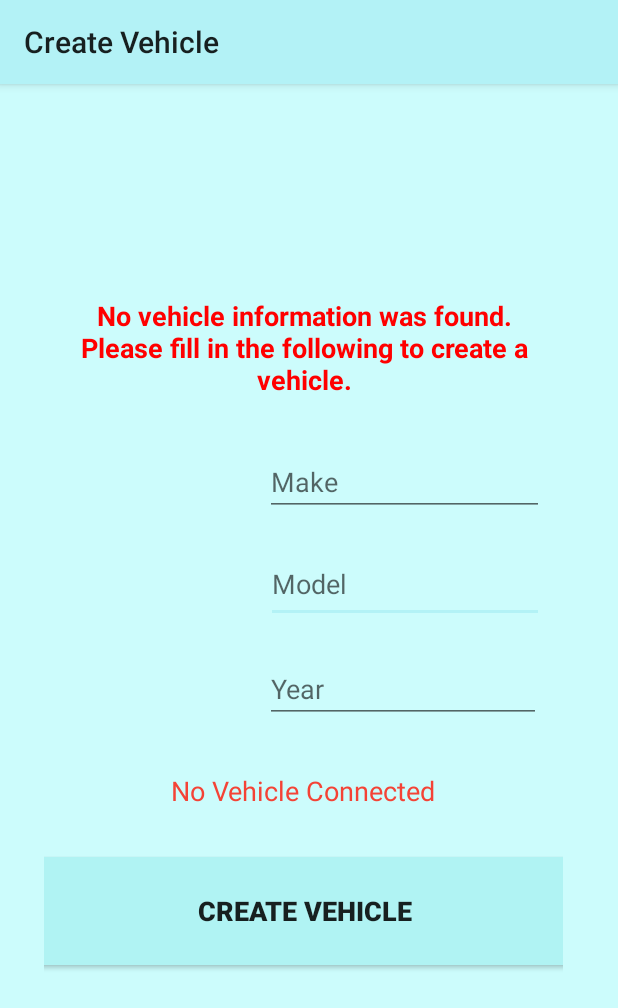
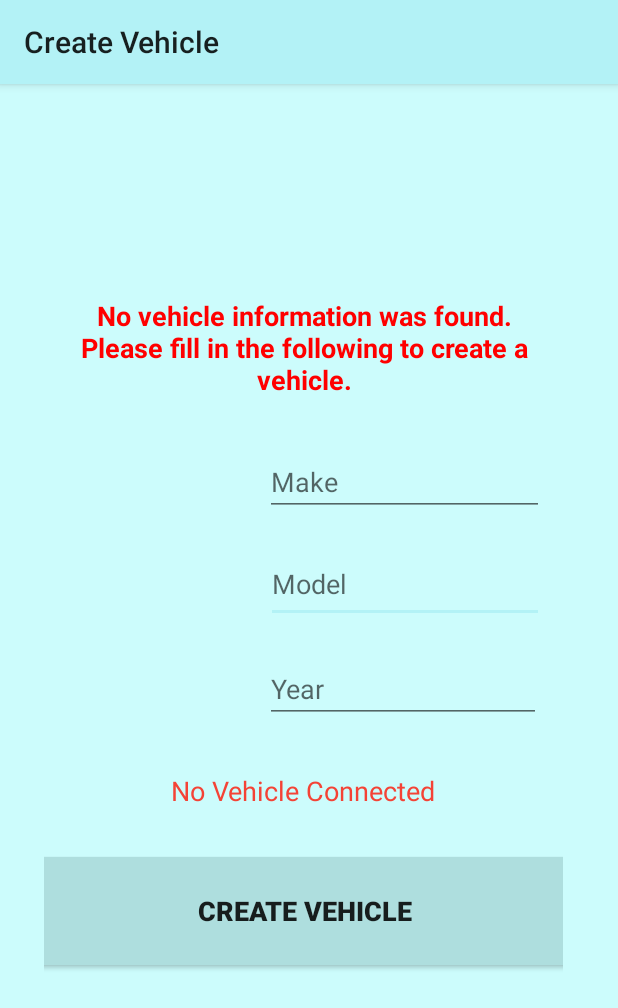
Before and after one commit to jlmcm/MaintenanceTracker, an Android app: the screen it shows after launch (AddVehicleActivity), on a phone screen of 412 x 824 dp. Shown: the top 1008 px of the screen. Run offline under Robolectric (Android 15) with nearby library versions, the phone set to English and light mode, and no system bars; libraries missing offline, so code that uses them is left out: com.openxc, com.openxc.measurements; 2 statements that could not run were skipped.

Commit message:
Gui update

```diff
--- a/app/src/main/res/layout/activity_add_vehicle.xml
+++ b/app/src/main/res/layout/activity_add_vehicle.xml
@@ -141,7 +141,7 @@
             android:layout_height="72dp"
             android:layout_marginTop="424dp"
             android:layout_marginBottom="55dp"
-            android:background="#B0F3F3"
+            android:background="#AEDEDE"
             android:text="Create Vehicle"
             android:textSize="18sp"
             android:textStyle="bold"
```
